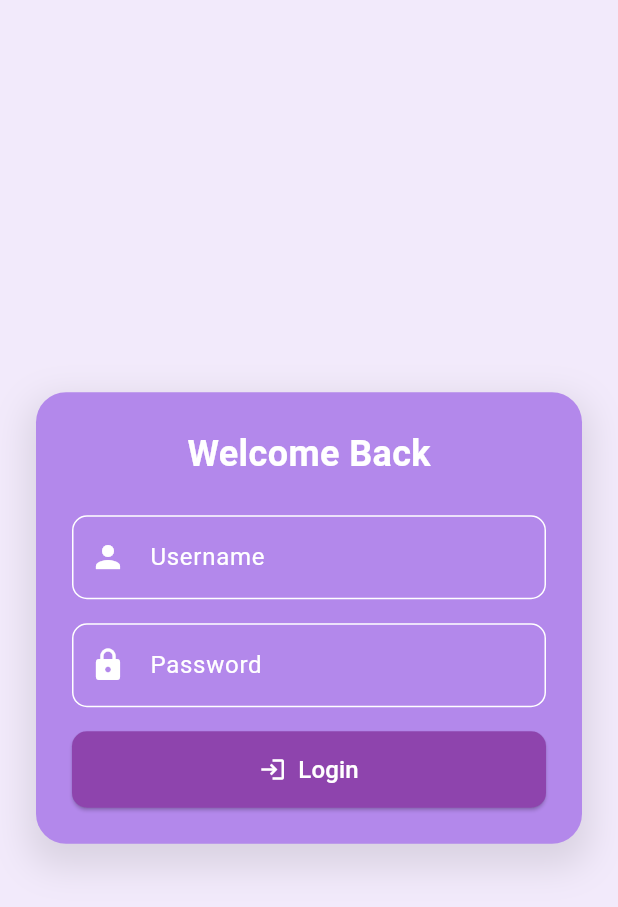
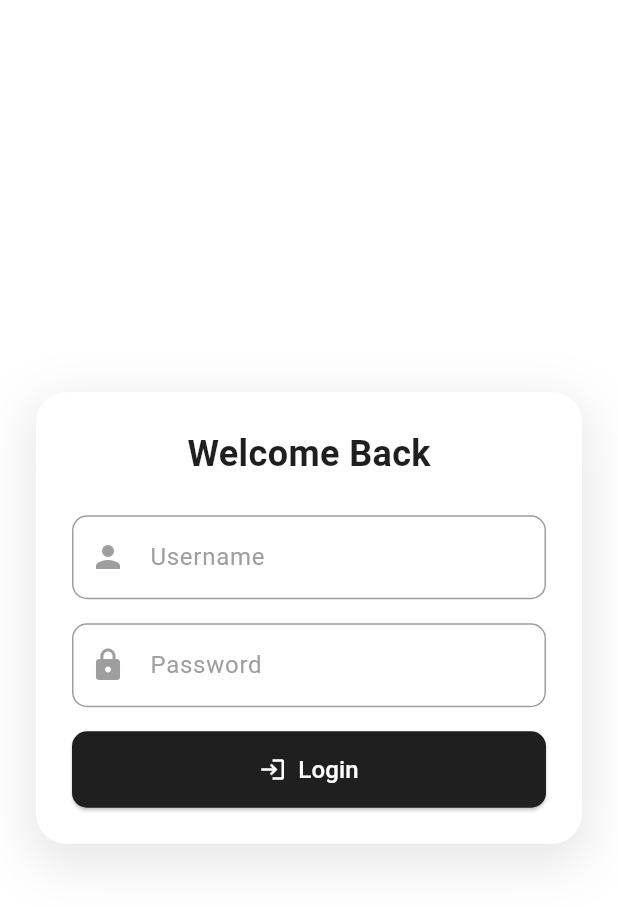
Before and after one commit to HAJERIS/phase2_ecommerce, a Flutter app: the screen it shows after launch, on a phone screen of 412 x 824 dp. Shown: the top 907 px of the screen. Run offline on Flutter 3.47's test engine with Material 3 defaults, Android fonts, the phone set to English and light mode, and no system bars; our stand-ins replace dio, stacked, stacked_shared.

Commit message:
Black and White themed

```diff
--- a/lib/views/login/login_view.dart
+++ b/lib/views/login/login_view.dart
@@ -16,19 +16,19 @@ class LoginView extends StatelessWidget {
       viewModelBuilder: () => LoginViewModel(),
       builder: (context, viewModel, _) {
         return Scaffold(
-          backgroundColor: const Color(0xFFF2EAFB), // light purple background
+          backgroundColor: Colors.white,
           body: Center(
             child: SingleChildScrollView(
               padding: const EdgeInsets.all(24),
               child: Container(
                 decoration: BoxDecoration(
-                  color: const Color(0xFFB388EB), // medium purple
+                  color: Colors.white,
                   borderRadius: BorderRadius.circular(20),
                   boxShadow: [
                     BoxShadow(
                       color: Colors.black.withOpacity(0.1),
-                      blurRadius: 20,
-                      spreadRadius: 5,
+                      blurRadius: 30,
+                      spreadRadius: 3,
                       offset: const Offset(0, 10),
                     ),
                   ],
@@ -42,26 +42,30 @@ class LoginView extends StatelessWidget {
                       style: TextStyle(
                         fontSize: 24,
                         fontWeight: FontWeight.bold,
-                        color: Colors.white, // white title
+                        color: Color.fromARGB(255, 31, 31, 31),
                       ),
                     ),
                     const SizedBox(height: 24),
                     TextField(
                       controller: usernameController,
-                      style: const TextStyle(color: Colors.white),
+                      style: const TextStyle(
+                        color: Color.fromARGB(255, 31, 31, 31),
+                      ),
                       decoration: InputDecoration(
                         labelText: 'Username',
-                        labelStyle: const TextStyle(color: Colors.white),
+                        labelStyle: const TextStyle(color: Colors.grey),
                         prefixIcon: const Icon(
                           Icons.person,
-                          color: Colors.white,
+                          color: Colors.grey,
                         ),
                         enabledBorder: OutlineInputBorder(
-                          borderSide: const BorderSide(color: Colors.white),
+                          borderSide: const BorderSide(color: Colors.grey),
                           borderRadius: BorderRadius.circular(10),
                         ),
                         focusedBorder: OutlineInputBorder(
-                          borderSide: const BorderSide(color: Colors.white),
+                          borderSide: const BorderSide(
+                            color: Color.fromARGB(255, 31, 31, 31),
+                          ),
                           borderRadius: BorderRadius.circular(10),
                         ),
                       ),
@@ -70,17 +74,21 @@ class LoginView extends StatelessWidget {
                     TextField(
                       controller: passwordController,
                       obscureText: true,
-                      style: const TextStyle(color: Colors.white),
+                      style: const TextStyle(
+                        color: Color.fromARGB(255, 31, 31, 31),
+                      ),
                       decoration: InputDecoration(
                         labelText: 'Password',
-                        labelStyle: const TextStyle(color: Colors.white),
-                        prefixIcon: const Icon(Icons.lock, color: Colors.white),
+                        labelStyle: const TextStyle(color: Colors.grey),
+                        prefixIcon: const Icon(Icons.lock, color: Colors.grey),
                         enabledBorder: OutlineInputBorder(
-                          borderSide: const BorderSide(color: Colors.white),
+                          borderSide: const BorderSide(color: Colors.grey),
                           borderRadius: BorderRadius.circular(10),
                         ),
                         focusedBorder: OutlineInputBorder(
-                          borderSide: const BorderSide(color: Colors.white),
+                          borderSide: const BorderSide(
+                            color: Color.fromARGB(255, 31, 31, 31),
+                          ),
                           borderRadius: BorderRadius.circular(10),
                         ),
                       ),
@@ -91,7 +99,7 @@ class LoginView extends StatelessWidget {
                         padding: const EdgeInsets.only(bottom: 8.0),
                         child: Text(
                           viewModel.errorMessage!,
-                          style: const TextStyle(color: Colors.red),
+                          style: const TextStyle(color: Colors.grey),
                         ),
                       ),
                     SizedBox(
@@ -99,8 +107,11 @@ class LoginView extends StatelessWidget {
                       child: ElevatedButton.icon(
                         icon: const Icon(Icons.login, color: Colors.white),
                         style: ElevatedButton.styleFrom(
-                          backgroundColor: const Color(
-                            0xFF8E44AD,
+                          backgroundColor: Color.fromARGB(
+                            255,
+                            31,
+                            31,
+                            31,
                           ), // deeper purple
                           padding: const EdgeInsets.symmetric(vertical: 14),
                           shape: RoundedRectangleBorder(
--- a/lib/views/product_detail/product_detail_view.dart
+++ b/lib/views/product_detail/product_detail_view.dart
@@ -15,10 +15,10 @@ class ProductDetailView extends StatelessWidget {
     return Scaffold(
       appBar: AppBar(title: Text(product.title)),
       body: Padding(
-        padding: const EdgeInsets.all(16),
+        padding: const EdgeInsets.all(20),
         child: Column(
           children: [
-            Image.network(product.thumbnail, height: 200),
+            Image.network(product.thumbnail, height: 300),
             const SizedBox(height: 16),
             Text(product.description, style: const TextStyle(fontSize: 16)),
             const SizedBox(height: 8),
```
Also changed, not shown: lib/views/products/products_view.dart (+13 -27 lines), lib/services/wishlist_service.dart (added), lib/views/wishlist/wishlist_view.dart (added).
